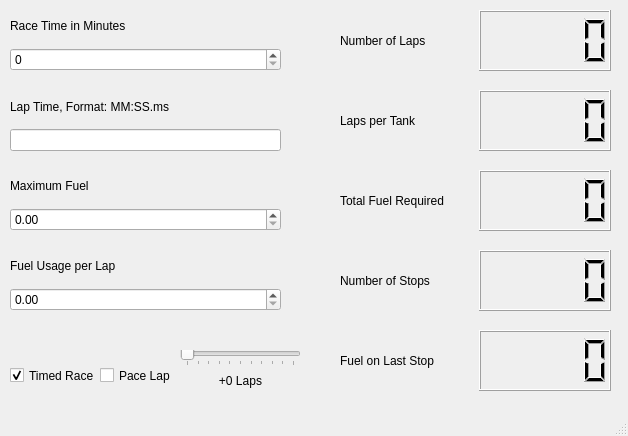
redstoneruin/REALFriendsFuelCalculator, file MainWindow.ui: the form before one commit.
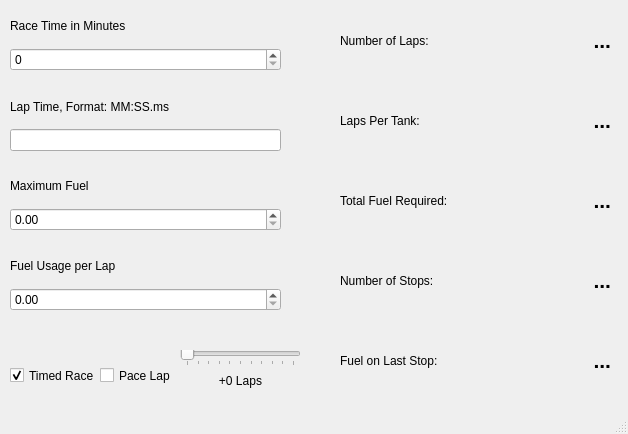
The form after the commit.

Commit message: Changing outputs to text format for readability

Patch:
```diff
--- a/MainWindow.ui
+++ b/MainWindow.ui
@@ -7,7 +7,7 @@
     <x>0</x>
     <y>0</y>
     <width>628</width>
-    <height>436</height>
+    <height>434</height>
    </rect>
   </property>
   <property name="windowTitle">
@@ -119,12 +119,26 @@
      <item>
       <widget class="QLabel" name="lapsResultLabel">
        <property name="text">
-        <string>Number of Laps</string>
+        <string>Number of Laps:</string>
        </property>
       </widget>
      </item>
      <item>
-      <widget class="QLCDNumber" name="lapsResultOutput"/>
+      <widget class="QLabel" name="lapsResultOutput">
+       <property name="font">
+        <font>
+         <pointsize>16</pointsize>
+         <weight>75</weight>
+         <bold>true</bold>
+        </font>
+       </property>
+       <property name="text">
+        <string>...</string>
+       </property>
+       <property name="alignment">
+        <set>Qt::AlignRight|Qt::AlignTrailing|Qt::AlignVCenter</set>
+       </property>
+      </widget>
      </item>
     </layout>
    </widget>
@@ -141,12 +155,26 @@
      <item>
       <widget class="QLabel" name="lapsPerTankLabel">
        <property name="text">
-        <string>Laps per Tank</string>
+        <string>Laps Per Tank:</string>
        </property>
       </widget>
      </item>
      <item>
-      <widget class="QLCDNumber" name="lapsPerTankOutput"/>
+      <widget class="QLabel" name="lapsPerTankOutput">
+       <property name="font">
+        <font>
+         <pointsize>16</pointsize>
+         <weight>75</weight>
+         <bold>true</bold>
+        </font>
+       </property>
+       <property name="text">
+        <string>...</string>
+       </property>
+       <property name="alignment">
+        <set>Qt::AlignRight|Qt::AlignTrailing|Qt::AlignVCenter</set>
+       </property>
+      </widget>
      </item>
     </layout>
    </widget>
@@ -163,12 +191,26 @@
      <item>
       <widget class="QLabel" name="totalFuelLabel">
        <property name="text">
-        <string>Total Fuel Required</string>
+        <string>Total Fuel Required:</string>
        </property>
       </widget>
      </item>
      <item>
-      <widget class="QLCDNumber" name="totalFuelOutput"/>
+      <widget class="QLabel" name="totalFuelOutput">
+       <property name="font">
+        <font>
+         <pointsize>16</pointsize>
+         <weight>75</weight>
+         <bold>true</bold>
+        </font>
+       </property>
+       <property name="text">
+        <string>...</string>
+       </property>
+       <property name="alignment">
+        <set>Qt::AlignRight|Qt::AlignTrailing|Qt::AlignVCenter</set>
+       </property>
+      </widget>
      </item>
     </layout>
    </widget>
@@ -185,12 +227,26 @@
      <item>
       <widget class="QLabel" name="numStopsLabel">
        <property name="text">
-        <string>Number of Stops</string>
+        <string>Number of Stops:</string>
        </property>
       </widget>
      </item>
      <item>
-      <widget class="QLCDNumber" name="numStopsOutput"/>
+      <widget class="QLabel" name="numStopsOutput">
+       <property name="font">
+        <font>
+         <pointsize>16</pointsize>
+         <weight>75</weight>
+         <bold>true</bold>
+        </font>
+       </property>
+       <property name="text">
+        <string>...</string>
+       </property>
+       <property name="alignment">
+        <set>Qt::AlignRight|Qt::AlignTrailing|Qt::AlignVCenter</set>
+       </property>
+      </widget>
      </item>
     </layout>
    </widget>
@@ -207,12 +263,26 @@
      <item>
       <widget class="QLabel" name="fuelOnStopLabel">
        <property name="text">
-        <string>Fuel on Last Stop</string>
+        <string>Fuel on Last Stop:</string>
        </property>
       </widget>
      </item>
      <item>
-      <widget class="QLCDNumber" name="fuelOnStopOutput"/>
+      <widget class="QLabel" name="fuelOnStopOutput">
+       <property name="font">
+        <font>
+         <pointsize>16</pointsize>
+         <weight>75</weight>
+         <bold>true</bold>
+        </font>
+       </property>
+       <property name="text">
+        <string>...</string>
+       </property>
+       <property name="alignment">
+        <set>Qt::AlignRight|Qt::AlignTrailing|Qt::AlignVCenter</set>
+       </property>
+      </widget>
      </item>
     </layout>
    </widget>
```
The commit also changes 1 other file.
